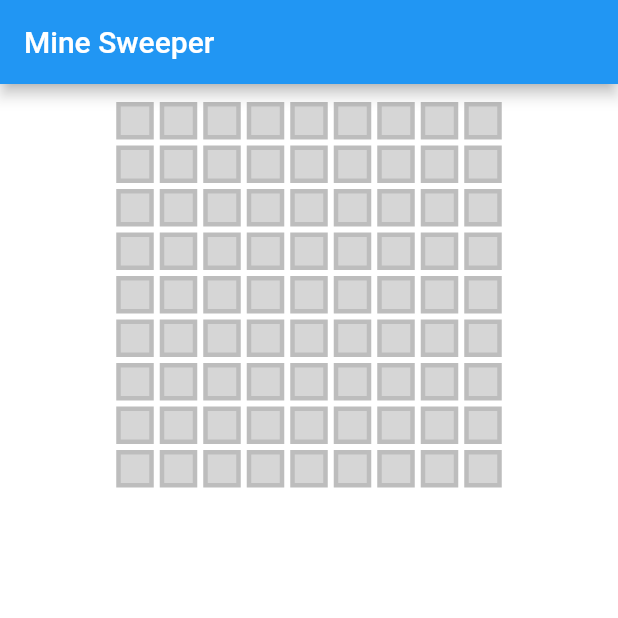
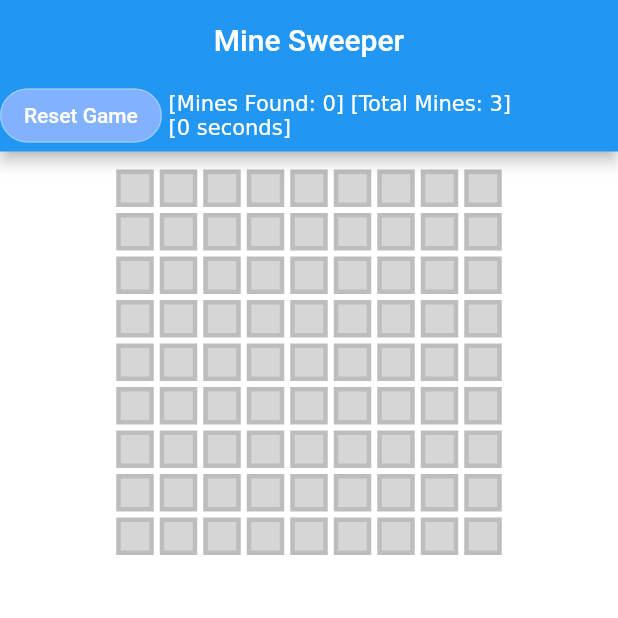
Before and after one commit to Vigopi/mine_sweeper, a Flutter app: the screen it shows after launch, on a phone screen of 412 x 824 dp, the top half of it. Run offline on Flutter 3.47's test engine with Material 2 defaults, Android fonts, the light colour scheme and no system bars.

Commit message:
All functions finished with timer

```diff
--- a/lib/components/board.dart
+++ b/lib/components/board.dart
@@ -1,3 +1,5 @@
+import 'dart:async';
+
 import 'package:flutter/material.dart';
 import 'package:mine_sweeper/main.dart';
 import 'dart:math';
@@ -15,13 +17,37 @@ class BoardState extends State<Board>{
 
   final int rows = 9;
   final int cols = 9;
-  final int numOfMines = 11;
+  final int numOfMines = 3;
 
   List<List<TileState>> uiState;
   List<List<bool>> tiles;
 
+  bool alive;
+  bool wonGame;
+  int minesFound;
+  Timer timer;
+  Stopwatch stopwatch = Stopwatch();
+
+
+  @override
+  void dispose() {
+    timer?.cancel();
+    super.dispose();
+  }
 
   void resetBoard(){
+
+    alive = true;
+    wonGame = false;
+    minesFound = 0;
+    stopwatch.reset();
+
+    timer?.cancel();
+    timer = Timer.periodic(Duration(seconds: 1),(Timer timer){
+      setState(() {
+      });
+    });
+
     uiState = new List<List<TileState>>.generate(rows, (row){
       return new List<TileState>.filled(cols, TileState.covered);
     });
@@ -51,19 +77,30 @@ class BoardState extends State<Board>{
   }
 
   Widget buildBoard(){
+
+    bool hasCoveredCell = false;
+
     List<Row> boardRow = <Row>[];
     for(int y=0;y< rows;y++){
       List<Widget> rowChildren = <Widget>[];
       for(int x=0;x<cols;x++){
         TileState state = uiState[y][x];
         int count = mineCount(x, y);
+
+        if(!alive){
+          if(state != TileState.blown){
+            state = tiles[y][x] ? TileState.revealed : state;
+          }
+        }
+
         if(state == TileState.covered || state == TileState.flagged){
           rowChildren.add(GestureDetector(
             onLongPress: (){
               flag(x, y);
             },
             onTap: (){
-              probe(x, y);
+             if(state == TileState.covered)
+                probe(x, y);
             },
             child: Listener(
               child: CoveredMineTile(
@@ -73,6 +110,9 @@ class BoardState extends State<Board>{
               ),
             ),
           ));
+          if(state == TileState.covered){
+            hasCoveredCell = true;
+          }
         }
         else {
           rowChildren.add(OpenMineTile(
@@ -87,6 +127,12 @@ class BoardState extends State<Board>{
         key: ValueKey<int>(y),
       ));
     }
+    if(!hasCoveredCell){
+      if((minesFound == numOfMines) && alive){
+        wonGame = true;
+        stopwatch.stop();
+      }
+    }
     return Container(
       color: Colors.white,
       padding: const EdgeInsets.all(10.0),
@@ -98,9 +144,47 @@ class BoardState extends State<Board>{
 
   @override
   Widget build(BuildContext context) {
+    int timeElasped = stopwatch.elapsedMilliseconds ~/1000;
+
     return Scaffold(
+      resizeToAvoidBottomPadding: false,
       appBar: AppBar(
+        centerTitle: true,
         title: Text('Mine Sweeper'),
+        bottom: PreferredSize(
+          preferredSize: const Size.fromHeight(45.0),
+          child: Row(
+            children: <Widget>[
+              FlatButton(
+                child: Text(
+                  "Reset Game",
+                  style: TextStyle(color: Colors.white),
+                ),
+                onPressed: ()=> resetBoard(),
+                highlightColor: Colors.green,
+                splashColor: Colors.redAccent,
+                shape: StadiumBorder(
+                  side: BorderSide(color: Colors.blue[200])
+                ),
+                color: Colors.blueAccent[100],
+              ),
+              Container(
+                height: 40.0,
+                alignment: Alignment.center,
+                child: RichText(
+                  text: TextSpan(
+                    text: wonGame ? " You've Won! $timeElasped seconds" :
+                        alive ?
+                            " [Mines Found: $minesFound] [Total Mines: $numOfMines]\n [$timeElasped seconds]"
+                            : " You've Lost: $timeElasped seconds"
+
+                  ),
+
+                ),
+              ),
+            ],
+          ),
+        ),
       ),
       body: Container(
         color: Colors.white,
@@ -112,14 +196,20 @@ class BoardState extends State<Board>{
   }
 
   void probe(int x,int y){
+    if(!alive)
+      return;
     if(uiState[y][x] == TileState.flagged)
       return;
     setState(() {
       if(tiles[y][x]){
         uiState[y][x] = TileState.blown;
+        alive = false;
+        timer.cancel();
       }
       else{
         open(x, y);
+        if(!stopwatch.isRunning)
+          stopwatch.start();
       }
     });
   }
@@ -143,12 +233,16 @@ class BoardState extends State<Board>{
   }
 
   void flag(int x,int y){
+    if(!alive)
+      return;
     setState(() {
       if(uiState[y][x] == TileState.flagged){
         uiState[y][x] = TileState.covered;
+        --minesFound;
       }
       else{
         uiState[y][x] = TileState.flagged;
+        ++minesFound;
       }
     });
   }
```
